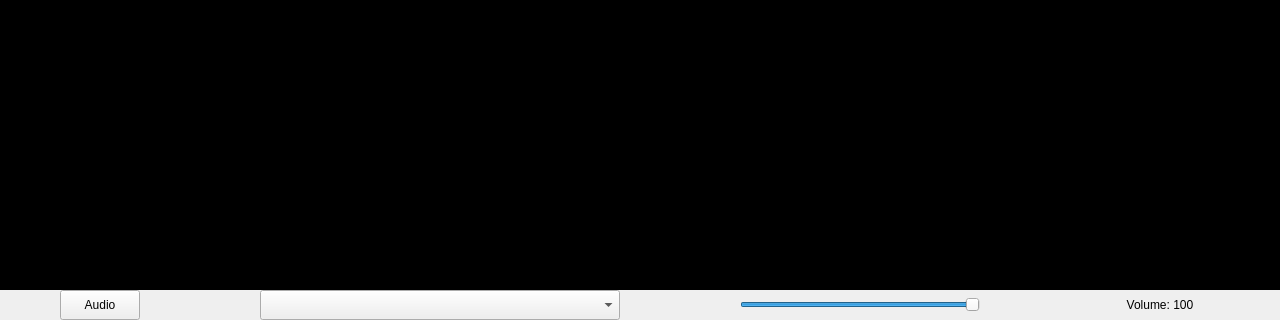
The window that src/UDPReceiver/mainwindow.ui (zty199/NetworkClassroom_LAN) describes before a commit, drawn with Qt 5; both pictures show x 0 to 1280 and y 430 to 750 of the 1280 by 750 pixel window.
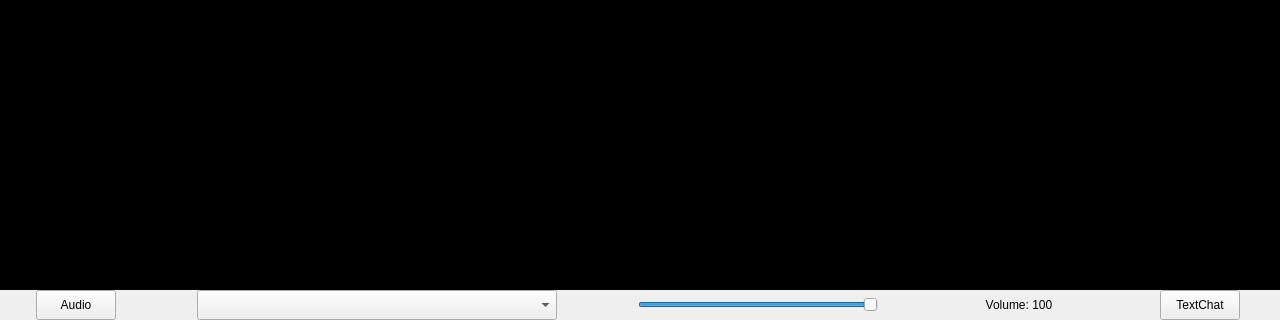
The same window after the commit.

The edit to the form file:
```diff
--- a/src/UDPReceiver/mainwindow.ui
+++ b/src/UDPReceiver/mainwindow.ui
@@ -109,7 +109,7 @@
           </property>
           <property name="sizeHint" stdset="0">
            <size>
-            <width>90</width>
+            <width>75</width>
             <height>30</height>
            </size>
           </property>
@@ -141,7 +141,7 @@
           </property>
           <property name="sizeHint" stdset="0">
            <size>
-            <width>90</width>
+            <width>75</width>
             <height>30</height>
            </size>
           </property>
@@ -185,7 +185,7 @@
           </property>
           <property name="sizeHint" stdset="0">
            <size>
-            <width>90</width>
+            <width>75</width>
             <height>30</height>
            </size>
           </property>
@@ -223,6 +223,41 @@
           </property>
           <property name="sizeHint" stdset="0">
            <size>
+            <width>75</width>
+            <height>30</height>
+           </size>
+          </property>
+         </spacer>
+        </item>
+        <item>
+         <widget class="QPushButton" name="btn_textChat">
+          <property name="sizePolicy">
+           <sizepolicy hsizetype="Maximum" vsizetype="Fixed">
+            <horstretch>0</horstretch>
+            <verstretch>0</verstretch>
+           </sizepolicy>
+          </property>
+          <property name="minimumSize">
+           <size>
+            <width>60</width>
+            <height>30</height>
+           </size>
+          </property>
+          <property name="text">
+           <string>TextChat</string>
+          </property>
+         </widget>
+        </item>
+        <item>
+         <spacer name="horizontalSpacer_6">
+          <property name="orientation">
+           <enum>Qt::Horizontal</enum>
+          </property>
+          <property name="sizeType">
+           <enum>QSizePolicy::Minimum</enum>
+          </property>
+          <property name="sizeHint" stdset="0">
+           <size>
             <width>30</width>
             <height>30</height>
            </size>
```
Left out of the diff: 62 changed lines with no effect on the pictures.
